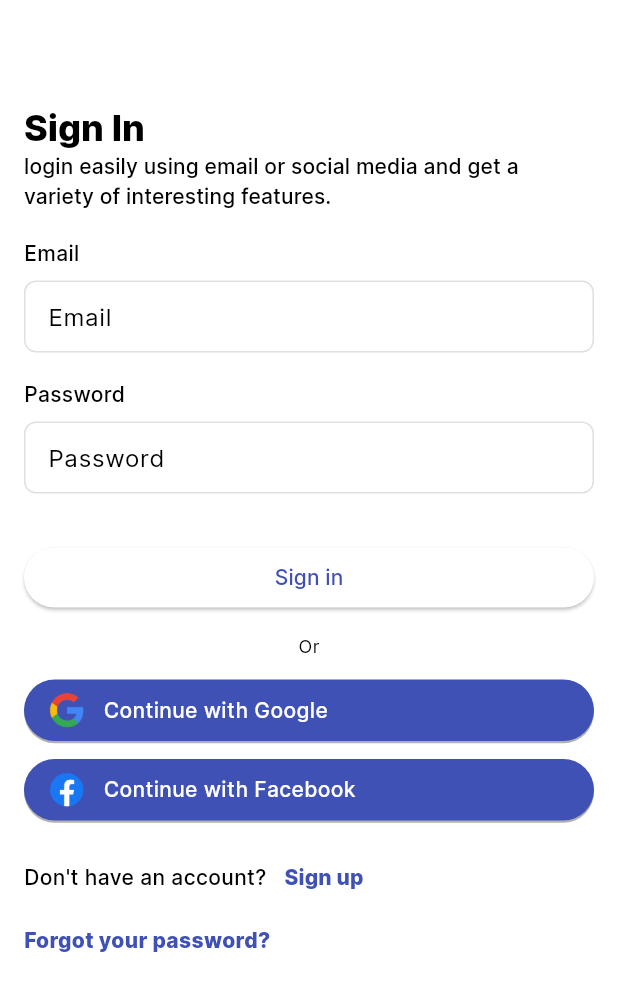
After one commit to do4Mother/expiry-date, a Flutter app: the LoginView screen opened by its route, on a phone screen of 412 x 824 dp. The commit adds this screen. Shown: the top 991 px of the screen. Run offline on Flutter 3.47's test engine with Material 2 defaults, Android fonts, the phone set to English and light mode, and no system bars; drawn by our look-alikes of flutter_form_builder; our stand-ins replace bloc, cached_network_image, cloud_firestore, copy_with_extension, equatable, firebase_auth and 7 more; missing offline and left inert: cloud_firestore_odm; accounts and stored records are empty; network calls fail.

Commit message:
add login view

```diff
--- a/lib/app/router.dart
+++ b/lib/app/router.dart
@@ -4,6 +4,7 @@ import 'package:expiry/repositories/storage_repository.dart';
 import 'package:expiry/views/home/bloc/list_product/list_product_bloc.dart';
 import 'package:expiry/views/home/bloc/market/market_bloc.dart';
 import 'package:expiry/views/home/home.dart';
+import 'package:expiry/views/login/login.dart';
 import 'package:expiry/views/product/add_product/add_product.dart';
 import 'package:expiry/views/product/cubit/product/product_cubit.dart';
 import 'package:expiry/views/product/edit_product/edit_product.dart';
@@ -80,4 +81,10 @@ final appRouter = GoRouter(routes: [
       );
     },
   ),
+  GoRoute(
+    path: LoginView.routeName,
+    builder: (context, state) {
+      return const LoginView();
+    },
+  ),
 ]);
--- /dev/null
+++ b/lib/views/login/login.dart
@@ -0,0 +1,117 @@
+import 'package:expiry/utils/constant.dart';
+import 'package:expiry/views/login/widgets/social_button.dart';
+import 'package:expiry/widgets/text_field.dart';
+import 'package:flutter/material.dart';
+import 'package:flutter_form_builder/flutter_form_builder.dart';
+import 'package:form_builder_validators/form_builder_validators.dart';
+
+class LoginView extends StatefulWidget {
+  const LoginView({super.key});
+
+  static const String routeName = '/login';
+
+  @override
+  State<LoginView> createState() => _LoginViewState();
+}
+
+class _LoginViewState extends State<LoginView> {
+  final _formKey = GlobalKey<FormBuilderState>();
+
+  @override
+  Widget build(BuildContext context) {
+    final textTheme = Theme.of(context).textTheme;
+    return Scaffold(
+      appBar: AppBar(),
+      body: SingleChildScrollView(
+        padding: kPaddingListView,
+        child: FormBuilder(
+          key: _formKey,
+          child: Column(
+            crossAxisAlignment: CrossAxisAlignment.stretch,
+            children: [
+              Text(
+                'Sign In',
+                style: textTheme.headline4,
+              ),
+              Text(
+                'login easily using email or social media and get a variety of interesting features.',
+                style: textTheme.subtitle2,
+              ),
+              kVerticalLargeBox,
+              AppTextField(
+                name: 'email',
+                title: 'Email',
+                validators: [
+                  FormBuilderValidators.email(),
+                  FormBuilderValidators.required(),
+                ],
+              ),
+              AppTextField(
+                name: 'password',
+                title: 'Password',
+                validators: [
+                  FormBuilderValidators.required(),
+                ],
+              ),
+              kVerticalMediumBox,
+              ElevatedButton(
+                onPressed: () {},
+                child: const Text('Sign in'),
+              ),
+              kVerticalMediumBox,
+              Center(
+                child: Text(
+                  'Or',
+                  style: textTheme.bodySmall,
+                ),
+              ),
+              kVerticalMediumBox,
+              SocialButton(
+                name: 'Google',
+                onPressed: () {},
+                image: Image.asset('assets/images/google-logo.png'),
+              ),
+              kVerticalSmallBox,
+              SocialButton(
+                name: 'Facebook',
+                onPressed: () {},
+                image: Image.asset('assets/images/facebook-logo.png'),
+              ),
+              kVerticalMediumBox,
+              Row(
+                children: [
+                  const Text('Don\'t have an account?'),
+                  TextButton(
+                    onPressed: () {},
+                    child: const Text(
+                      'Sign up',
+                      style: TextStyle(fontWeight: FontWeight.w700),
+                    ),
+                  ),
+                ],
+              ),
+              kVerticalTinyBox,
+              Row(
+                children: [
+                  InkWell(
+                    onTap: () {},
+                    child: Ink(
+                      child: Text(
+                        'Forgot your password?',
+                        style: TextStyle(
+                          fontWeight: FontWeight.w700,
+                          color: Theme.of(context).colorScheme.primary,
+                        ),
+                      ),
+                    ),
+                  ),
+                ],
+              ),
+              kVerticalGiantBox,
+            ],
+          ),
+        ),
+      ),
+    );
+  }
+}
--- /dev/null
+++ b/lib/views/login/widgets/social_button.dart
@@ -0,0 +1,52 @@
+import 'package:flutter/material.dart';
+
+import '../../../utils/constant.dart';
+
+class SocialButton extends StatelessWidget {
+  const SocialButton({
+    super.key,
+    required this.name,
+    required this.onPressed,
+    required this.image,
+  });
+
+  final String name;
+  final Function() onPressed;
+  final Widget image;
+
+  @override
+  Widget build(BuildContext context) {
+    return InkWell(
+      onTap: onPressed,
+      borderRadius: BorderRadius.circular(100),
+      child: Ink(
+        decoration: BoxDecoration(
+          borderRadius: BorderRadius.circular(100),
+          color: Theme.of(context).colorScheme.primaryContainer,
+          boxShadow: [
+            BoxShadow(
+              color: Colors.grey.shade500.withOpacity(0.8),
+              offset: const Offset(0, 1.5),
+            ),
+          ],
+        ),
+        padding: const EdgeInsets.symmetric(horizontal: 16, vertical: 8),
+        child: Row(
+          children: [
+            SizedBox(
+              width: 25,
+              child: image,
+            ),
+            kHorizontalSmallBox,
+            Text(
+              'Continue with $name',
+              style: const TextStyle(
+                color: Colors.white,
+              ),
+            )
+          ],
+        ),
+      ),
+    );
+  }
+}
```
